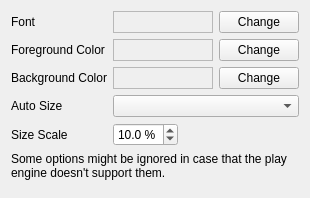
Above: src/cmplayer/ui/prefosdwidget.ui from bylee20/cmplayer-kldp.net before the change. Below: the same form after it.
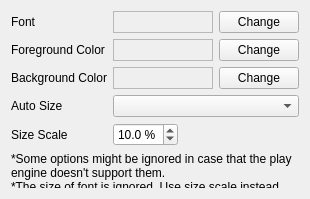
That is the form after the change.

Diff of the .ui file:
```diff
--- a/src/cmplayer/ui/prefosdwidget.ui
+++ b/src/cmplayer/ui/prefosdwidget.ui
@@ -6,7 +6,7 @@
     <x>0</x>
     <y>0</y>
     <width>301</width>
-    <height>198</height>
+    <height>199</height>
    </rect>
   </property>
   <layout class="QGridLayout" name="gridLayout" >
@@ -187,7 +187,8 @@
    <item row="5" column="0" colspan="3" >
     <widget class="QLabel" name="label_5" >
      <property name="text" >
-      <string>Some options might be ignored in case that the play engine doesn't support them.</string>
+      <string>*Some options might be ignored in case that the play engine doesn't support them.&lt;br>
+*The size of font is ignored. Use size scale instead.</string>
      </property>
      <property name="wordWrap" >
       <bool>true</bool>
```
